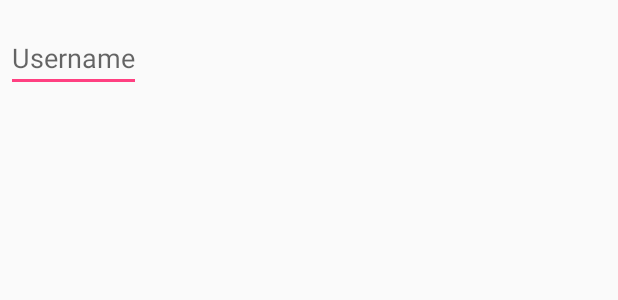
After one commit to AnSrwn/Gambling, an Android app: the layout dialog_player_name.xml on its own in the app's theme, with its tools: preview values and no code run, on a phone screen of 412 x 824 dp. The commit adds this screen. Shown: the top 300 px of the screen. Run offline under Robolectric (Android 15) with nearby library versions, the phone set to English and light mode, and no system bars.

Commit message:
Simple working AlertDialog

```diff
--- /dev/null
+++ b/app/src/main/res/layout/dialog_player_name.xml
@@ -0,0 +1,19 @@
+<?xml version="1.0" encoding="utf-8"?>
+<LinearLayout xmlns:android="http://schemas.android.com/apk/res/android"
+    android:orientation="vertical"
+    android:gravity="center"
+    android:layout_width="wrap_content"
+    android:layout_height="wrap_content">
+
+    <EditText
+        android:id="@+id/username"
+        android:inputType="text"
+        android:maxLength="20"
+        android:layout_width="match_parent"
+        android:layout_height="wrap_content"
+        android:layout_marginTop="16dp"
+        android:layout_marginLeft="4dp"
+        android:layout_marginRight="4dp"
+        android:layout_marginBottom="4dp"
+        android:hint="@string/dialog_player_name" />
+</LinearLayout>
--- a/app/src/main/res/values/strings.xml
+++ b/app/src/main/res/values/strings.xml
@@ -15,6 +15,11 @@
     <string name="dice_menu_show_score">Show Score</string>
     <string name="dice_menu_player_name">Name Placeholder</string>
     <string name="dice_menu_change_player_name">Change Name</string>
+
+
+    <string name="dialog_player_name">Username</string>
+    <string name="dialog_confirm">OK</string>
+    <string name="dialog_cancel">Cancel</string>
 
     <!-- Options Menu -->
     <string name="opt_pref">Settings</string>
```
Also changed, not shown: app/src/main/java/com/example/user/gambling/game/DiceMenuFragment.kt (+10 -0 lines), app/src/main/java/com/example/user/gambling/game/SetPlayerNameDialogFragment.kt (added, +42 -0 lines).
